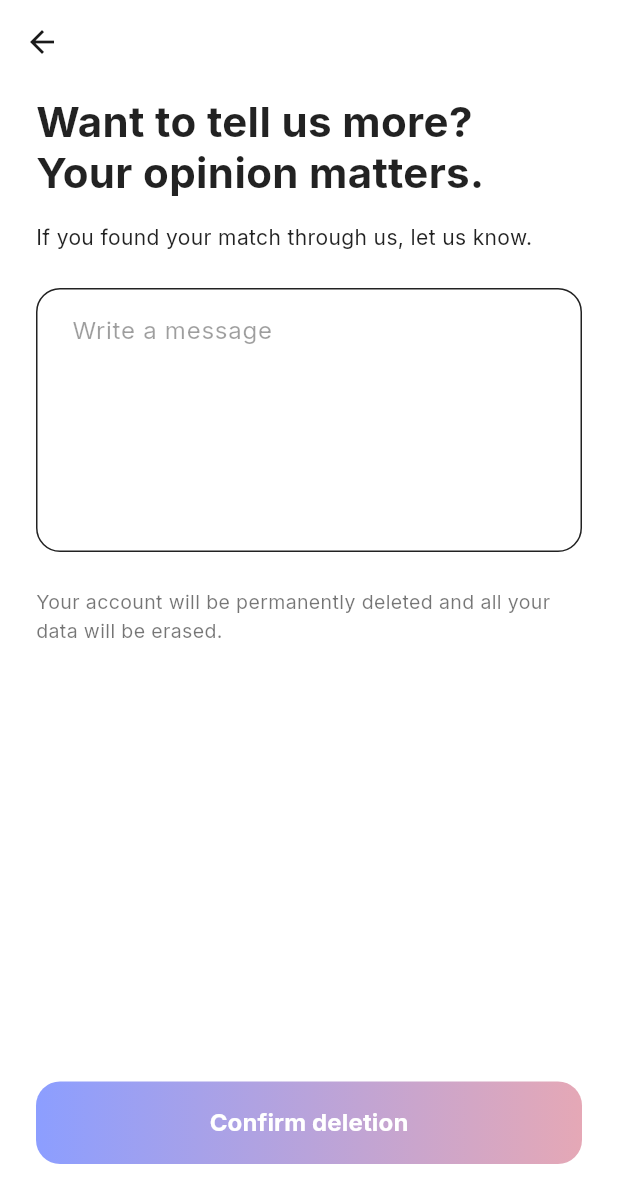
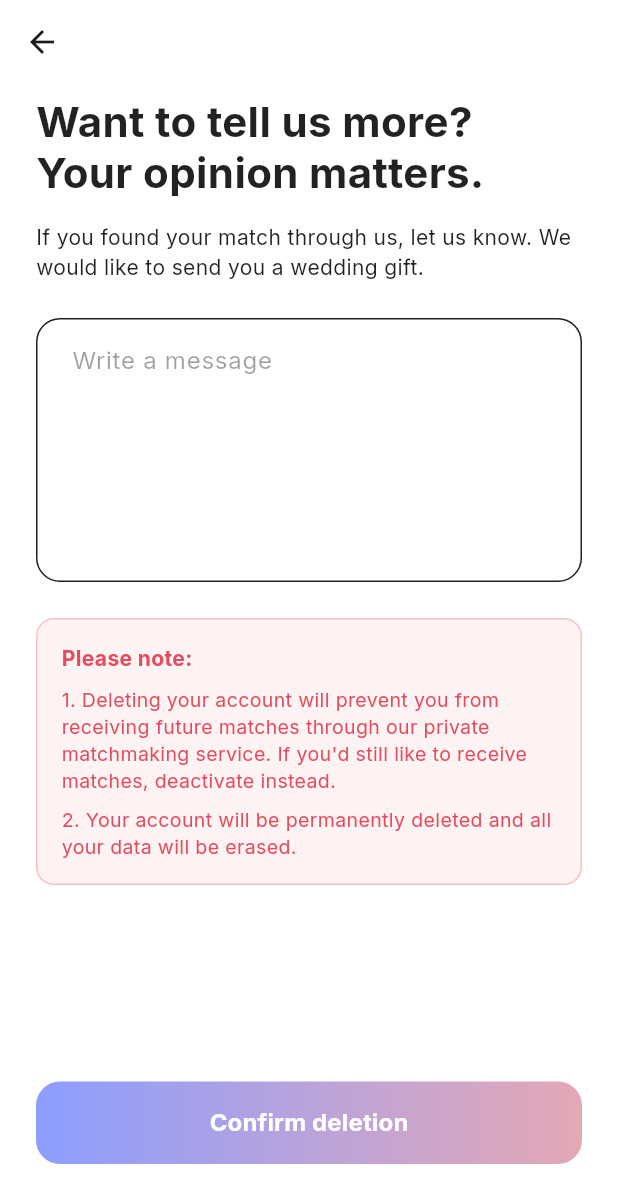
Before and after one commit to Mehedi259/Matrimony, a Flutter app: the DeleteAccountFeedbackScreen screen opened by its route, on a phone screen of 412 x 824 dp. Shown: the top 1203 px of the screen. Run offline on Flutter 3.47's test engine with Material 3 defaults, Android fonts, the phone set to English and light mode, and no system bars; our stand-ins replace flutter_animate, go_router, google_fonts; network calls fail.

Commit message:
Update account management and profile settings UI
- Add "Change Email" option to `SecurityScreen` that redirects users to contact an admin
- Enhance `DeleteAccountFeedbackScreen` with a detailed warning box highlighting the consequences of permanent deletion versus deactivation
- Update the "found a match" text in `DeleteAccountFeedbackScreen` to mention a wedding gift incentive
- Update `ProfileScreen` to allow navigation to admin chat for the "Verify Profile" action and set its default completion state to false
- Add a instruction to the read-only field warning in `BasicInformationFormScreen` directing users to contact support for changes

```diff
--- a/lib/features/main_navigation/presentation/screens/basic_information_form_screen.dart
+++ b/lib/features/main_navigation/presentation/screens/basic_information_form_screen.dart
@@ -75,7 +75,7 @@ class BasicInformationFormScreen extends StatelessWidget {
                   SizedBox(width: 8),
                   Expanded(
                     child: Text(
-                      'Name, Date of Birth, Phone Number, and Gender cannot be changed after registration.',
+                      'Name, Date of Birth, Phone Number, and Gender cannot be changed after registration. Please contact support if you would like to make any changes.',
                       style: TextStyle(fontSize: 12, color: Color(0xFFE57C04)),
                     ),
                   ),
--- a/lib/features/main_navigation/presentation/screens/delete_account_feedback_screen.dart
+++ b/lib/features/main_navigation/presentation/screens/delete_account_feedback_screen.dart
@@ -24,7 +24,7 @@ class DeleteAccountFeedbackScreen extends StatelessWidget {
             ),
             const SizedBox(height: 16),
             const Text(
-              'If you found your match through us, let us know.',
+              'If you found your match through us, let us know. We would like to send you a wedding gift.',
               style: TextStyle(fontSize: 14, color: Colors.black87),
             ),
             const SizedBox(height: 24),
@@ -48,9 +48,44 @@ class DeleteAccountFeedbackScreen extends StatelessWidget {
               ),
             ),
             const SizedBox(height: 24),
-            const Text(
-              'Your account will be permanently deleted and all your data will be erased.',
-              style: TextStyle(color: Colors.black54, fontSize: 13),
+            Container(
+              padding: const EdgeInsets.all(16),
+              decoration: BoxDecoration(
+                color: const Color(0xFFFFF3F3),
+                borderRadius: BorderRadius.circular(12),
+                border: Border.all(color: const Color(0xFFE54B5E).withOpacity(0.3)),
+              ),
+              child: Column(
+                crossAxisAlignment: CrossAxisAlignment.start,
+                children: const [
+                  Text(
+                    'Please note:',
+                    style: TextStyle(
+                      color: Color(0xFFE54B5E),
+                      fontSize: 14,
+                      fontWeight: FontWeight.bold,
+                    ),
+                  ),
+                  SizedBox(height: 8),
+                  Text(
+                    '1. Deleting your account will prevent you from receiving future matches through our private matchmaking service. If you\'d still like to receive matches, deactivate instead.',
+                    style: TextStyle(
+                      color: Color(0xFFE54B5E),
+                      fontSize: 13,
+                      height: 1.4,
+                    ),
+                  ),
+                  SizedBox(height: 8),
+                  Text(
+                    '2. Your account will be permanently deleted and all your data will be erased.',
+                    style: TextStyle(
+                      color: Color(0xFFE54B5E),
+                      fontSize: 13,
+                      height: 1.4,
+                    ),
+                  ),
+                ],
+              ),
             ),
             const Spacer(),
             Container(
--- a/lib/features/main_navigation/presentation/screens/profile_screen.dart
+++ b/lib/features/main_navigation/presentation/screens/profile_screen.dart
@@ -95,7 +95,14 @@ class ProfileScreen extends StatelessWidget {
 
   Widget _buildProfileCard(BuildContext context, Color primaryColor, Color secondaryColor) {
     final items = [
-      _ItemData(icon: Icons.verified_outlined, iconColor: Colors.green, title: 'Verify Profile', subtitle: 'Identity verified', isCompleted: true),
+      _ItemData(
+        icon: Icons.verified_outlined,
+        iconColor: Colors.green,
+        title: 'Verify Profile',
+        subtitle: 'Identity verified',
+        isCompleted: false, // Set to false if not verified
+        onTap: () => context.push('/chat-with-admin'),
+      ),
       _ItemData(icon: Icons.person_outline, iconColor: Colors.blue, title: 'Basic Information', subtitle: 'Name, age, height, location, education', isCompleted: true, onTap: () => context.push('/basic-information-form')),
       _ItemData(icon: Icons.location_on_outlined, iconColor: Colors.orange, title: 'Personal Information', subtitle: 'Lifestyle, values, hobbies, about you', isCompleted: true, onTap: () => context.push('/personal-details-form')),
       _ItemData(icon: Icons.favorite_border, iconColor: Colors.pink, title: 'Preferences', subtitle: 'Partner preferences and expectations', isCompleted: true, onTap: () => context.push('/preferences-form')),
--- a/lib/features/main_navigation/presentation/screens/security_screen.dart
+++ b/lib/features/main_navigation/presentation/screens/security_screen.dart
@@ -22,6 +22,12 @@ class SecurityScreen extends StatelessWidget {
             title: 'Change Password',
             icon: Icons.chevron_right,
             onTap: () => context.push('/settings/security/change-password'),
+          ),
+          const SizedBox(height: 16),
+          _buildActionItem(
+            title: 'Change Email',
+            icon: Icons.chevron_right,
+            onTap: () => context.push('/chat-with-admin'),
           ),
           const SizedBox(height: 16),
           _buildActionItem(
```
